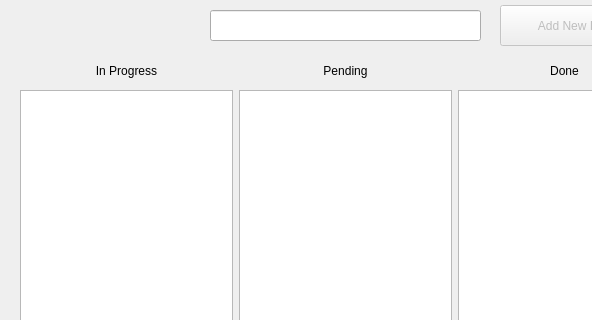
This is UI/ToDoApp.ui in Mazchoo/ToDoQt as Qt 5 draws it before an edit; both pictures show x 0 to 592 and y 0 to 320 of the 685 by 630 pixel window. The edited form follows.
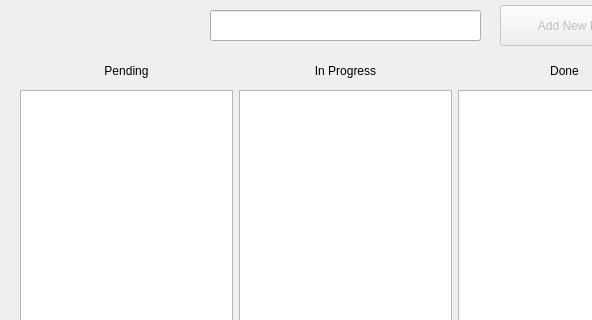
This is the edited form.

Commit message: Fixed ordering of layout

Patch:
```diff
--- a/UI/ToDoApp.ui
+++ b/UI/ToDoApp.ui
@@ -2,6 +2,14 @@
 <ui version="4.0">
  <class>ToDoLayout</class>
  <widget class="QMainWindow" name="ToDoLayout">
+  <property name="geometry">
+   <rect>
+    <x>0</x>
+    <y>0</y>
+    <width>685</width>
+    <height>630</height>
+   </rect>
+  </property>
   <property name="minimumSize">
    <size>
     <width>685</width>
@@ -263,16 +271,6 @@
      </rect>
     </property>
     <layout class="QHBoxLayout" name="statusTitle_layout">
-     <item>
-      <widget class="QLabel" name="inProgress_label">
-       <property name="text">
-        <string>In Progress</string>
-       </property>
-       <property name="alignment">
-        <set>Qt::AlignCenter</set>
-       </property>
-      </widget>
-     </item>
      <item>
       <widget class="QLabel" name="pending_label">
        <property name="text">
@@ -283,6 +281,16 @@
        </property>
       </widget>
      </item>
+     <item>
+      <widget class="QLabel" name="inProgress_label">
+       <property name="text">
+        <string>In Progress</string>
+       </property>
+       <property name="alignment">
+        <set>Qt::AlignCenter</set>
+       </property>
+      </widget>
+     </item>
      <item>
       <widget class="QLabel" name="done_label">
        <property name="text">
```
The commit also changes 4 other files.
